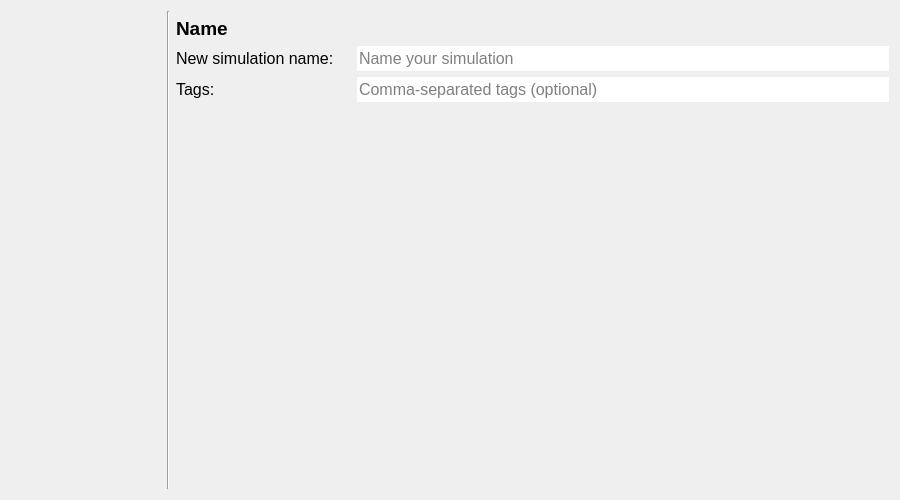
The window that threedi_models_and_simulations/ui/simulation_wizard/page_name.ui (nens/threedi-api-qgis-client) describes before a commit, drawn with Qt 5.
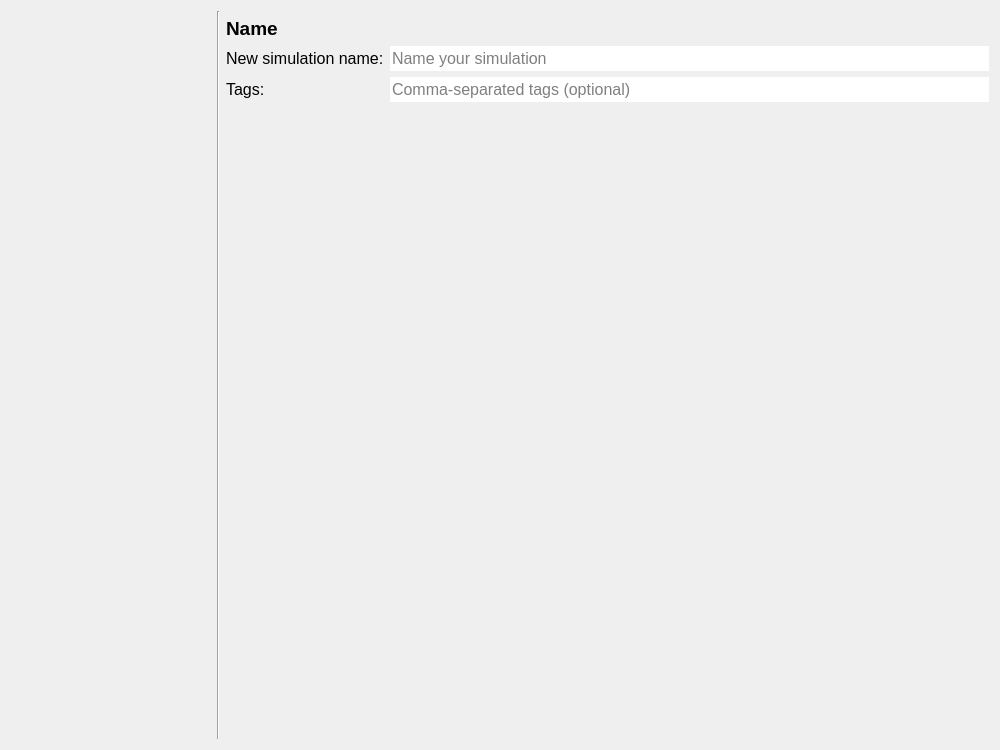
The same window after the commit.

Diff of the .ui file:
```diff
--- a/threedi_models_and_simulations/ui/simulation_wizard/page_name.ui
+++ b/threedi_models_and_simulations/ui/simulation_wizard/page_name.ui
@@ -9,25 +9,26 @@
    <rect>
     <x>0</x>
     <y>0</y>
-    <width>900</width>
-    <height>500</height>
+    <width>1000</width>
+    <height>750</height>
    </rect>
   </property>
   <property name="sizePolicy">
-   <sizepolicy hsizetype="Preferred" vsizetype="Minimum">
+   <sizepolicy hsizetype="Preferred" vsizetype="Preferred">
     <horstretch>0</horstretch>
     <verstretch>0</verstretch>
    </sizepolicy>
   </property>
   <property name="minimumSize">
    <size>
-    <width>720</width>
-    <height>0</height>
+    <width>750</width>
+    <height>500</height>
    </size>
   </property>
   <property name="font">
    <font>
     <family>Segoe UI</family>
+    <pointsize>10</pointsize>
    </font>
   </property>
   <property name="windowTitle">
@@ -36,8 +37,11 @@
   <property name="autoFillBackground">
    <bool>true</bool>
   </property>
+  <property name="styleSheet">
+   <string notr="true">QComboBox {background-color: rgba(255, 255, 255);}</string>
+  </property>
   <layout class="QGridLayout" name="gridLayout">
-   <item row="5" column="2" colspan="2">
+   <item row="11" column="2" colspan="6">
     <spacer name="horizontalSpacer">
      <property name="orientation">
       <enum>Qt::Horizontal</enum>
@@ -50,6 +54,168 @@
      </property>
     </spacer>
    </item>
+   <item row="2" column="2" colspan="6">
+    <layout class="QGridLayout" name="gridLayout_2">
+     <property name="bottomMargin">
+      <number>0</number>
+     </property>
+     <item row="1" column="0">
+      <widget class="QLabel" name="label_11">
+       <property name="minimumSize">
+        <size>
+         <width>0</width>
+         <height>25</height>
+        </size>
+       </property>
+       <property name="maximumSize">
+        <size>
+         <width>16777215</width>
+         <height>16777215</height>
+        </size>
+       </property>
+       <property name="font">
+        <font>
+         <family>Segoe UI</family>
+         <pointsize>12</pointsize>
+        </font>
+       </property>
+       <property name="text">
+        <string>Tags:</string>
+       </property>
+      </widget>
+     </item>
+     <item row="1" column="1">
+      <widget class="QLineEdit" name="le_tags">
+       <property name="sizePolicy">
+        <sizepolicy hsizetype="Expanding" vsizetype="Preferred">
+         <horstretch>0</horstretch>
+         <verstretch>0</verstretch>
+        </sizepolicy>
+       </property>
+       <property name="minimumSize">
+        <size>
+         <width>0</width>
+         <height>25</height>
+        </size>
+       </property>
+       <property name="maximumSize">
+        <size>
+         <width>16777215</width>
+         <height>16777215</height>
+        </size>
+       </property>
+       <property name="font">
+        <font>
+         <family>Segoe UI</family>
+         <pointsize>12</pointsize>
+        </font>
+       </property>
+       <property name="styleSheet">
+        <string notr="true">QLineEdit {background-color: white;}</string>
+       </property>
+       <property name="frame">
+        <bool>false</bool>
+       </property>
+       <property name="placeholderText">
+        <string>Comma-separated tags (optional)</string>
+       </property>
+      </widget>
+     </item>
+     <item row="0" column="0">
+      <widget class="QLabel" name="label_2">
+       <property name="sizePolicy">
+        <sizepolicy hsizetype="Preferred" vsizetype="Preferred">
+         <horstretch>0</horstretch>
+         <verstretch>0</verstretch>
+        </sizepolicy>
+       </property>
+       <property name="minimumSize">
+        <size>
+         <width>0</width>
+         <height>25</height>
+        </size>
+       </property>
+       <property name="maximumSize">
+        <size>
+         <width>16777215</width>
+         <height>16777215</height>
+        </size>
+       </property>
+       <property name="font">
+        <font>
+         <family>Segoe UI</family>
+         <pointsize>12</pointsize>
+        </font>
+       </property>
+       <property name="text">
+        <string>New simulation name:</string>
+       </property>
+      </widget>
+     </item>
+     <item row="0" column="1">
+      <widget class="QLineEdit" name="le_sim_name">
+       <property name="sizePolicy">
+        <sizepolicy hsizetype="Expanding" vsizetype="Preferred">
+         <horstretch>0</horstretch>
+         <verstretch>0</verstretch>
+        </sizepolicy>
+       </property>
+       <property name="minimumSize">
+        <size>
+         <width>0</width>
+         <height>25</height>
+        </size>
+       </property>
+       <property name="maximumSize">
+        <size>
+         <width>16777215</width>
+         <height>16777215</height>
+        </size>
+       </property>
+       <property name="font">
+        <font>
+         <family>Segoe UI</family>
+         <pointsize>12</pointsize>
+        </font>
+       </property>
+       <property name="autoFillBackground">
+        <bool>false</bool>
+       </property>
+       <property name="styleSheet">
+        <string notr="true">QLineEdit {background-color: white;}</string>
+       </property>
+       <property name="maxLength">
+        <number>80</number>
+       </property>
+       <property name="frame">
+        <bool>false</bool>
+       </property>
+       <property name="placeholderText">
+        <string>Name your simulation</string>
+       </property>
+      </widget>
+     </item>
+    </layout>
+   </item>
+   <item row="5" column="4">
+    <widget class="QLabel" name="label_6">
+     <property name="sizePolicy">
+      <sizepolicy hsizetype="Minimum" vsizetype="Preferred">
+       <horstretch>0</horstretch>
+       <verstretch>0</verstretch>
+      </sizepolicy>
+     </property>
+     <property name="font">
+      <font>
+       <family>Segoe UI</family>
+       <pointsize>10</pointsize>
+      </font>
+     </property>
+     <property name="text">
+      <string/>
+     </property>
+    </widget>
+   </item>
    <item row="1" column="2">
     <widget class="QLabel" name="label_3">
      <property name="font">
@@ -66,8 +232,27 @@
      </property>
     </widget>
    </item>
-   <item row="0" column="1" rowspan="6">
-    <widget class="Line" name="line">
+   <item row="5" column="3">
+    <widget class="QLabel" name="label_5">
+     <property name="sizePolicy">
+      <sizepolicy hsizetype="Minimum" vsizetype="Preferred">
+       <horstretch>0</horstretch>
+       <verstretch>0</verstretch>
+      </sizepolicy>
+     </property>
+     <property name="font">
+      <font>
+       <family>Segoe UI</family>
+       <pointsize>10</pointsize>
+      </font>
+     </property>
+     <property name="text">
+      <string/>
+     </property>
+    </widget>
+   </item>
+   <item row="0" column="1" rowspan="12">
+    <widget class="Line" name="line_2">
      <property name="sizePolicy">
       <sizepolicy hsizetype="Fixed" vsizetype="Expanding">
        <horstretch>0</horstretch>
@@ -79,63 +264,7 @@
      </property>
     </widget>
    </item>
-   <item row="2" column="2">
-    <widget class="QLabel" name="label">
-     <property name="sizePolicy">
-      <sizepolicy hsizetype="Preferred" vsizetype="Preferred">
-       <horstretch>0</horstretch>
-       <verstretch>0</verstretch>
-      </sizepolicy>
-     </property>
-     <property name="minimumSize">
-      <size>
-       <width>175</width>
-       <height>25</height>
-      </size>
-     </property>
-     <property name="maximumSize">
-      <size>
-       <width>16777215</width>
-       <height>16777215</height>
-      </size>
-     </property>
-     <property name="font">
-      <font>
-       <family>Segoe UI</family>
-       <pointsize>12</pointsize>
-      </font>
-     </property>
-     <property name="text">
-      <string>New simulation name:</string>
-     </property>
-    </widget>
-   </item>
-   <item row="3" column="2">
-    <widget class="QLabel" name="label_2">
-     <property name="minimumSize">
-      <size>
-       <width>175</width>
-       <height>25</height>
-      </size>
-     </property>
-     <property name="maximumSize">
-      <size>
-       <width>16777215</width>
-       <height>16777215</height>
-      </size>
-     </property>
-     <property name="font">
-      <font>
-       <family>Segoe UI</family>
-       <pointsize>12</pointsize>
-      </font>
-     </property>
-     <property name="text">
-      <string>Tags:</string>
-     </property>
-    </widget>
-   </item>
-   <item row="0" column="0" rowspan="6">
+   <item row="0" column="0" rowspan="12">
     <widget class="QWidget" name="wizard_steps_widget" native="true">
      <property name="sizePolicy">
       <sizepolicy hsizetype="Preferred" vsizetype="Expanding">
@@ -145,108 +274,31 @@
      </property>
      <property name="minimumSize">
       <size>
-       <width>150</width>
+       <width>200</width>
        <height>0</height>
       </size>
      </property>
      <property name="maximumSize">
       <size>
-       <width>150</width>
+       <width>200</width>
        <height>16777215</height>
       </size>
      </property>
      <layout class="QVBoxLayout" name="verticalLayout"/>
     </widget>
    </item>
-   <item row="2" column="3">
-    <widget class="QLineEdit" name="le_sim_name">
-     <property name="sizePolicy">
-      <sizepolicy hsizetype="Expanding" vsizetype="Preferred">
-       <horstretch>0</horstretch>
-       <verstretch>0</verstretch>
-      </sizepolicy>
-     </property>
-     <property name="minimumSize">
-      <size>
-       <width>0</width>
-       <height>25</height>
-      </size>
-     </property>
-     <property name="maximumSize">
-      <size>
-       <width>16777215</width>
-       <height>16777215</height>
-      </size>
-     </property>
-     <property name="font">
-      <font>
-       <family>Segoe UI</family>
-       <pointsize>12</pointsize>
-      </font>
-     </property>
-     <property name="autoFillBackground">
-      <bool>false</bool>
-     </property>
-     <property name="styleSheet">
-      <string notr="true">QLineEdit {background-color: white;}</string>
-     </property>
-     <property name="maxLength">
-      <number>80</number>
-     </property>
-     <property name="frame">
-      <bool>false</bool>
-     </property>
-     <property name="placeholderText">
-      <string>Name your simulation</string>
-     </property>
-    </widget>
-   </item>
-   <item row="3" column="3">
-    <widget class="QLineEdit" name="le_tags">
-     <property name="sizePolicy">
-      <sizepolicy hsizetype="Expanding" vsizetype="Preferred">
-       <horstretch>0</horstretch>
-       <verstretch>0</verstretch>
-      </sizepolicy>
-     </property>
-     <property name="minimumSize">
-      <size>
-       <width>0</width>
-       <height>25</height>
-      </size>
-     </property>
-     <property name="maximumSize">
-      <size>
-       <width>16777215</width>
-       <height>16777215</height>
-      </size>
-     </property>
-     <property name="font">
-      <font>
-       <family>Segoe UI</family>
-       <pointsize>12</pointsize>
-      </font>
-     </property>
-     <property name="styleSheet">
-      <string notr="true">QLineEdit {background-color: white;}</string>
-     </property>
-     <property name="frame">
-      <bool>false</bool>
-     </property>
-     <property name="placeholderText">
-      <string>Comma-separated tags (optional)</string>
-     </property>
-    </widget>
-   </item>
-   <item row="4" column="2">
-    <spacer name="verticalSpacer">
+   <item row="6" column="4">
+    <spacer name="verticalSpacer_2">
      <property name="orientation">
       <enum>Qt::Vertical</enum>
      </property>
+     <property name="sizeType">
+      <enum>QSizePolicy::Expanding</enum>
+     </property>
      <property name="sizeHint" stdset="0">
       <size>
        <width>20</width>
-       <height>40</height>
+       <height>50</height>
       </size>
      </property>
     </spacer>
```
Left out of the diff: 2 changed lines with no effect on the pictures.
